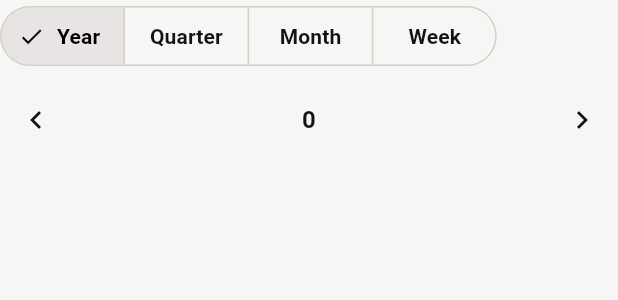
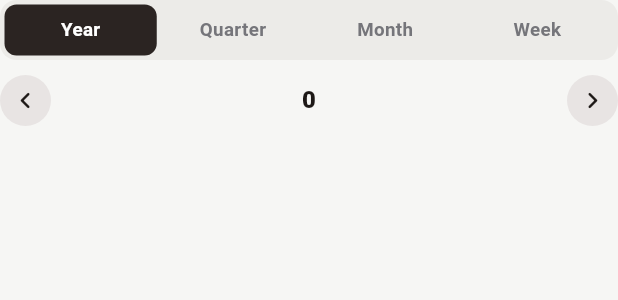
Before and after one commit to arsalanmukhtar/daily_tasks, a Flutter app: the PeriodSelector widget shown alone on an empty page, opened directly with empty values, on a phone screen of 412 x 824 dp. Shown: the top 300 px of the screen. Run offline on Flutter 3.47's test engine with Material 3 defaults, Android fonts, the phone set to English and light mode, and no system bars; our stand-ins replace app_links, flutter_riverpod, flutter_widget_from_html_core, google_fonts, shared_preferences; accounts and stored records are empty; network calls fail.

Commit message:
Mobile: rebuild PeriodSelector as a full-width, colored custom segmented control
Material's SegmentedButton sizes itself to its content instead of filling
the row, and "Quarter" (the longest of the four labels) didn't fit its own
segment's default width - it wrapped to two lines the moment it was
selected, throwing the whole control's height and alignment off (visible
space was left on both sides of the control, and the row below it visibly
shifted).

Replaced it with a custom track: four equal Expanded segments in a fixed-
height Container, so every label always fits on one line (maxLines: 1 +
softWrap: false as a hard backstop) and the control always fills the
available width. Selected segment now fills solid brandPrimary with white
text instead of Material's subtle default; the prev/next chevrons moved
into brandTint-backed circular buttons with brandPrimaryDark icons, and the
period label itself is now bold brandPrimaryDark - the whole control reads
as "on-brand" now rather than plain grayscale, matching the ask to bring
some color into both the segmented chips and the </> navigator.

Shared by Archived and Summary (both own a Period + this one widget) - one
fix covers both screens. Behavior (Period/_shift logic) is unchanged, only
the widget's own visuals were rewritten.

Verified live on the Android emulator on both screens: control now spans
full width with no leftover space, switching to Quarter no longer disturbs
the layout (label fits on one line, filters below stay put), and the
brand-colored selected segment/nav buttons/label render correctly.
`flutter analyze` clean.
Co-Authored-By: Claude Sonnet 5 <noreply@anthropic.com>

```diff
--- a/mobile_app/lib/features/manager/period_selector.dart
+++ b/mobile_app/lib/features/manager/period_selector.dart
@@ -1,6 +1,7 @@
 import 'package:flutter/material.dart';
 import 'package:intl/intl.dart';
 
+import '../../core/theme/app_colors.dart';
 import '../../core/utils/week_utils.dart';
 
 enum PeriodGranularity { year, quarter, month, week }
@@ -57,31 +58,32 @@ class Period {
   }
 }
 
+const _granularities = [
+  (PeriodGranularity.year, 'Year'),
+  (PeriodGranularity.quarter, 'Quarter'),
+  (PeriodGranularity.month, 'Month'),
+  (PeriodGranularity.week, 'Week'),
+];
+
 /// Segmented Year/Quarter/Month/Week control + prev/next navigation for
 /// the currently selected [period]. Weeks are only offered once a quarter
 /// is selected (a whole year of weekly bars/cards would be unreasonably
 /// cramped - same reasoning as the Kotlin app's Summary chart toggle).
+///
+/// Custom-built rather than Material's SegmentedButton: that widget sizes
+/// itself to its content instead of filling the row, and "Quarter" (the
+/// longest label) doesn't fit its own segment's default width, wrapping to
+/// two lines and throwing the whole control's height/alignment off the
+/// moment it's selected. Four equal Expanded segments in a fixed-height
+/// track sidesteps both problems and matches the brand-colored "active"
+/// pill look the rest of this screen's filters already use.
 class PeriodSelector extends StatelessWidget {
   const PeriodSelector({required this.period, required this.onChanged, super.key});
 
   final Period period;
   final ValueChanged<Period> onChanged;
 
-  @override
-  Widget build(BuildContext context) {
-    return Column(
-      crossAxisAlignment: CrossAxisAlignment.start,
-      children: [
-        SegmentedButton<PeriodGranularity>(
-          segments: const [
-            ButtonSegment(value: PeriodGranularity.year, label: Text('Year')),
-            ButtonSegment(value: PeriodGranularity.quarter, label: Text('Quarter')),
-            ButtonSegment(value: PeriodGranularity.month, label: Text('Month')),
-            ButtonSegment(value: PeriodGranularity.week, label: Text('Week')),
-          ],
-          selected: {period.granularity},
-          onSelectionChanged: (selected) {
-            final g = selected.first;
+  void _select(PeriodGranularity g) {
     switch (g) {
       case PeriodGranularity.year:
         onChanged(Period.yearOf(period.year));
@@ -92,19 +94,84 @@ class PeriodSelector extends StatelessWidget {
       case PeriodGranularity.week:
         onChanged(Period(PeriodGranularity.week, period.year, isoWeek: period.isoWeek ?? isoWeekOf(DateTime.now()).week));
     }
-          },
+  }
+
+  @override
+  Widget build(BuildContext context) {
+    return Column(
+      crossAxisAlignment: CrossAxisAlignment.stretch,
+      children: [
+        Container(
+          height: 40,
+          padding: const EdgeInsets.all(3),
+          decoration: BoxDecoration(color: AppColors.surface2, borderRadius: BorderRadius.circular(11)),
+          child: Row(
+            children: [
+              for (final (g, label) in _granularities)
+                Expanded(child: _segment(granularity: g, label: label)),
+            ],
           ),
-        const SizedBox(height: 8),
+        ),
+        const SizedBox(height: 10),
         Row(
           children: [
-            IconButton(icon: const Icon(Icons.chevron_left), onPressed: () => onChanged(_shift(-1))),
+            _navButton(icon: Icons.chevron_left_rounded, onTap: () => onChanged(_shift(-1))),
             Expanded(
-              child: Text(period.label, textAlign: TextAlign.center, style: Theme.of(context).textTheme.titleMedium),
+              child: Text(
+                period.label,
+                textAlign: TextAlign.center,
+                style: Theme.of(context)
+                    .textTheme
+                    .titleMedium
+                    ?.copyWith(color: AppColors.brandPrimaryDark, fontWeight: FontWeight.w800),
               ),
-            IconButton(icon: const Icon(Icons.chevron_right), onPressed: () => onChanged(_shift(1))),
+            ),
+            _navButton(icon: Icons.chevron_right_rounded, onTap: () => onChanged(_shift(1))),
           ],
         ),
       ],
+    );
+  }
+
+  Widget _segment({required PeriodGranularity granularity, required String label}) {
+    final selected = period.granularity == granularity;
+    return GestureDetector(
+      behavior: HitTestBehavior.opaque,
+      onTap: () => _select(granularity),
+      child: AnimatedContainer(
+        duration: const Duration(milliseconds: 150),
+        alignment: Alignment.center,
+        decoration: BoxDecoration(
+          color: selected ? AppColors.brandPrimary : Colors.transparent,
+          borderRadius: BorderRadius.circular(8),
+        ),
+        child: Text(
+          label,
+          maxLines: 1,
+          softWrap: false,
+          overflow: TextOverflow.ellipsis,
+          style: TextStyle(
+            fontSize: 12.5,
+            fontWeight: FontWeight.w700,
+            color: selected ? Colors.white : AppColors.ink700,
+          ),
+        ),
+      ),
+    );
+  }
+
+  Widget _navButton({required IconData icon, required VoidCallback onTap}) {
+    return Material(
+      color: AppColors.brandTint,
+      shape: const CircleBorder(),
+      child: InkWell(
+        customBorder: const CircleBorder(),
+        onTap: onTap,
+        child: Padding(
+          padding: const EdgeInsets.all(6),
+          child: Icon(icon, size: 22, color: AppColors.brandPrimaryDark),
+        ),
+      ),
     );
   }
 
```
Lines whose indentation alone changed are shown as unchanged.
